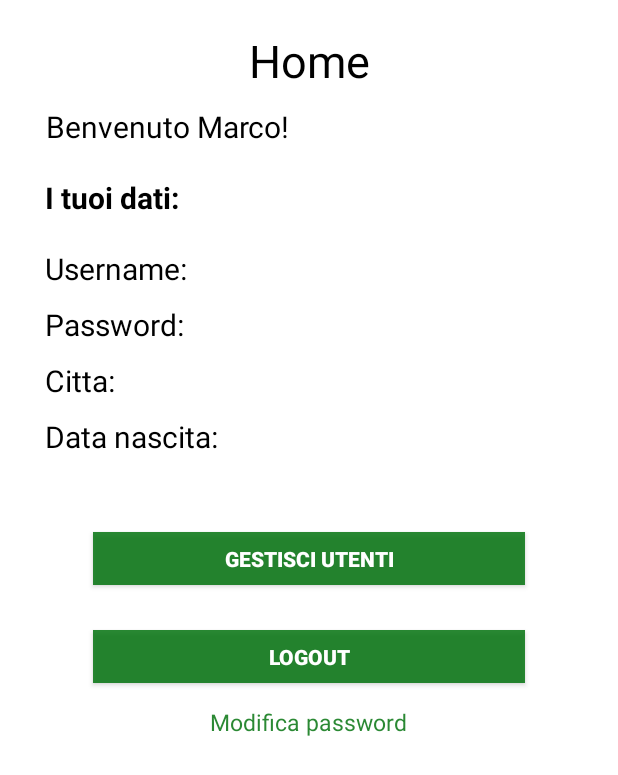
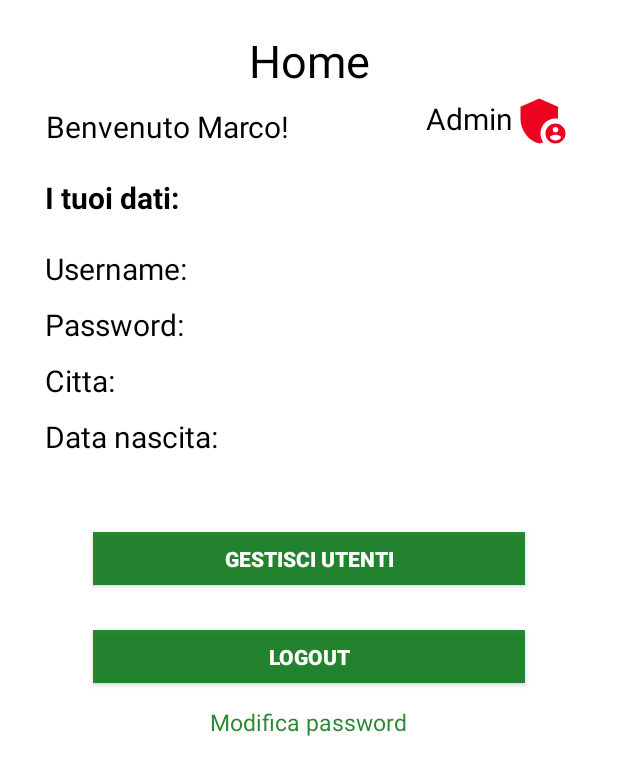
Before and after one commit to OviMori/EseritazioneBonusIum, an Android app: the layout activity_home.xml on its own in the app's theme, with its tools: preview values and no code run, on a phone screen of 412 x 824 dp. Shown: the top 775 px of the screen. Run offline under Robolectric (Android 15) with nearby library versions, the phone set to English and light mode, and no system bars.

Commit message:
correzione bug generali

```diff
--- a/app/src/main/res/layout/activity_home.xml
+++ b/app/src/main/res/layout/activity_home.xml
@@ -40,11 +40,12 @@
                     android:textSize="20dp" />
 
                 <LinearLayout
+                    android:id="@+id/admin_icon_layout"
                     android:layout_width="match_parent"
                     android:layout_height="match_parent"
                     android:gravity="right"
                     android:orientation="horizontal"
-                    android:visibility="gone">
+                    android:visibility="visible">
 
 
                     <TextView
@@ -214,7 +215,8 @@
                     android:ems="18"
                     android:layout_marginTop="30dp"
                     android:textStyle="bold"
-                    android:text="Gestisci utenti"/>
+                    android:text="Gestisci utenti"
+                    android:visibility="visible"/>
 
                 <androidx.appcompat.widget.AppCompatButton
                     android:id="@+id/logout_button"
```
Also changed, not shown: app/src/main/java/com/example/eseritazionebonusium/HomeActivity.kt (+16 -0 lines), app/src/main/java/com/example/eseritazionebonusium/LoginActivity.kt (+19 -0 lines), app/src/main/java/com/example/eseritazionebonusium/MainActivity.kt (+26 -0 lines), app/src/main/java/com/example/eseritazionebonusium/Utente.kt (+11 -2 lines).
